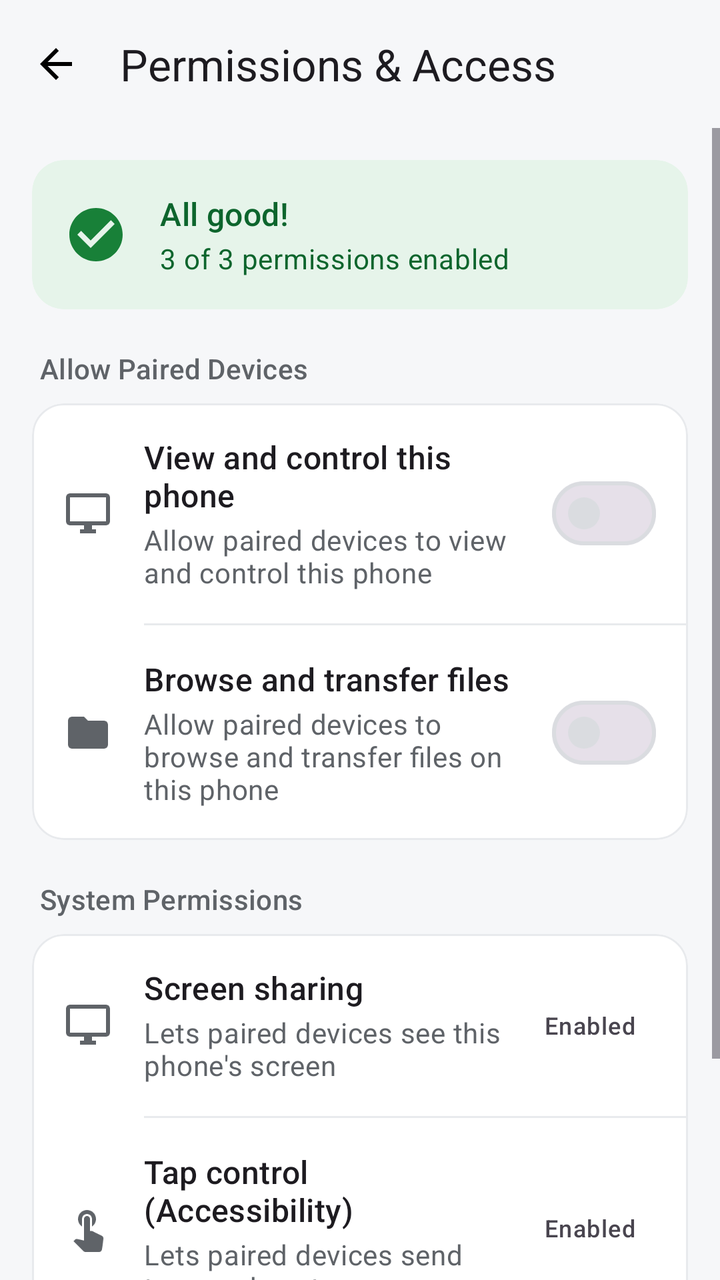
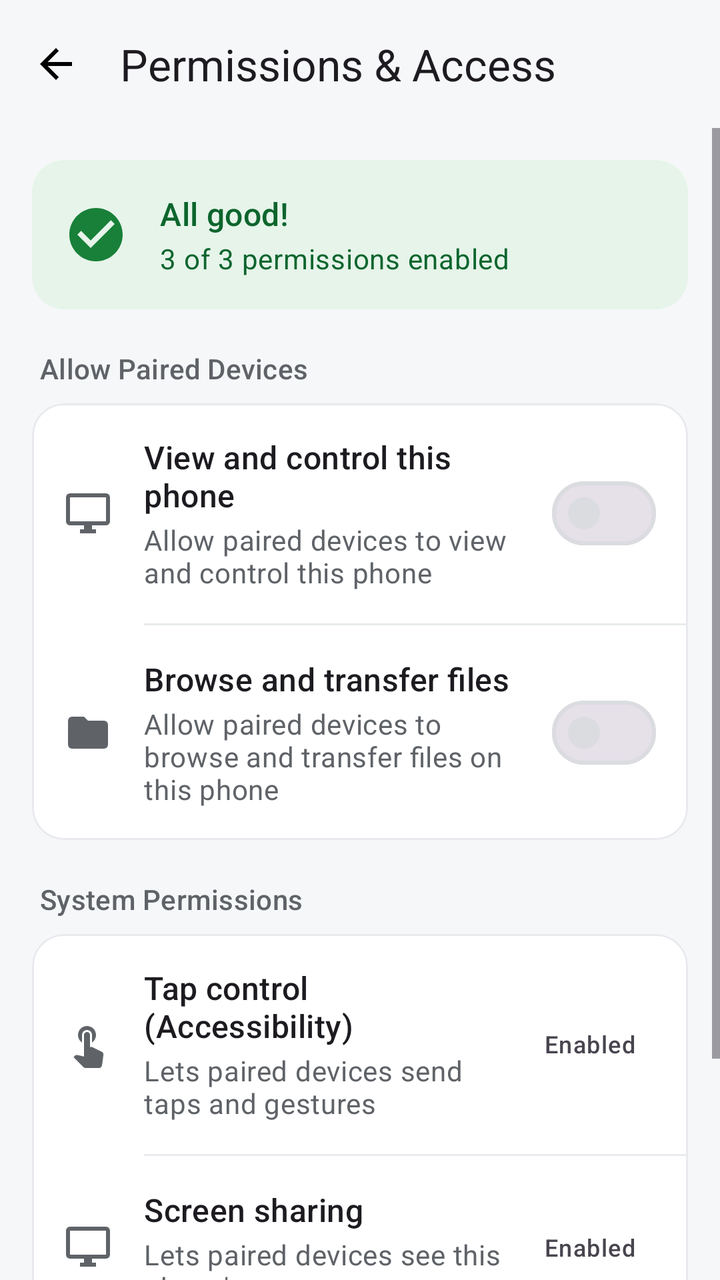

Compare the two renders of this Android layout. The source of the first and the diff that turns it into the second are given below.
<!-- AndroidManifest.xml: application theme Theme.RemoteDesktop -->
<!-- res/layout/activity_permissions.xml -->
<?xml version="1.0" encoding="utf-8"?>
<LinearLayout xmlns:android="http://schemas.android.com/apk/res/android"
    xmlns:app="http://schemas.android.com/apk/res-auto"
    android:layout_width="match_parent"
    android:layout_height="match_parent"
    android:orientation="vertical">

    <com.google.android.material.appbar.MaterialToolbar
        android:id="@+id/toolbar"
        android:layout_width="match_parent"
        android:layout_height="?attr/actionBarSize"
        android:background="@android:color/transparent"
        app:navigationIcon="@drawable/ic_arrow_back"
        app:title="Permissions &amp; Access" />

    <ScrollView
        android:layout_width="match_parent"
        android:layout_height="match_parent"
        android:fillViewport="true">

        <LinearLayout
            android:layout_width="match_parent"
            android:layout_height="wrap_content"
            android:orientation="vertical"
            android:padding="16dp">

            
            <com.google.android.material.card.MaterialCardView
                android:id="@+id/bannerCard"
                android:layout_width="match_parent"
                android:layout_height="wrap_content"
                app:cardBackgroundColor="@color/rd_good_container"
                app:cardCornerRadius="16dp"
                app:cardElevation="0dp"
                app:strokeWidth="0dp">

                <LinearLayout
                    android:layout_width="match_parent"
                    android:layout_height="wrap_content"
                    android:orientation="horizontal"
                    android:gravity="center_vertical"
                    android:padding="16dp">

                    <ImageView
                        android:id="@+id/bannerIcon"
                        android:layout_width="32dp"
                        android:layout_height="32dp"
                        android:layout_marginEnd="16dp"
                        android:importantForAccessibility="no"
                        android:src="@drawable/ic_check_circle"
                        app:tint="@color/rd_good" />

                    <LinearLayout
                        android:layout_width="0dp"
                        android:layout_height="wrap_content"
                        android:layout_weight="1"
                        android:orientation="vertical">

                        <TextView
                            android:id="@+id/bannerTitle"
                            android:layout_width="match_parent"
                            android:layout_height="wrap_content"
                            android:text="All good!"
                            android:textAppearance="?attr/textAppearanceTitleMedium"
                            android:textColor="@color/rd_on_good_container" />

                        <TextView
                            android:id="@+id/bannerText"
                            android:layout_width="match_parent"
                            android:layout_height="wrap_content"
                            android:layout_marginTop="2dp"
                            android:text="3 of 3 permissions enabled"
                            android:textAppearance="?attr/textAppearanceBodyMedium"
                            android:textColor="@color/rd_on_good_container" />
                    </LinearLayout>
                </LinearLayout>
            </com.google.android.material.card.MaterialCardView>

            
            <TextView
                style="@style/RdSectionHeader"
                android:text="Allow Paired Devices" />

            <com.google.android.material.card.MaterialCardView
                android:layout_width="match_parent"
                android:layout_height="wrap_content"
                style="@style/RdCard">

                <LinearLayout
                    android:layout_width="match_parent"
                    android:layout_height="wrap_content"
                    android:orientation="vertical">

                    <LinearLayout
                        android:layout_width="match_parent"
                        android:layout_height="wrap_content"
                        android:orientation="horizontal"
                        android:gravity="center_vertical"
                        android:padding="16dp">

                        <ImageView
                            style="@style/RdRowIcon"
                            android:importantForAccessibility="no"
                            android:src="@drawable/ic_monitor"
                            app:tint="?attr/colorOnSurfaceVariant" />

                        <LinearLayout
                            android:layout_width="0dp"
                            android:layout_height="wrap_content"
                            android:layout_weight="1"
                            android:orientation="vertical">

                            <TextView
                                android:layout_width="match_parent"
                                android:layout_height="wrap_content"
                                android:text="View and control this phone"
                                android:textAppearance="?attr/textAppearanceTitleMedium" />

                            <TextView
                                android:layout_width="match_parent"
                                android:layout_height="wrap_content"
                                android:layout_marginTop="2dp"
                                android:text="Allow paired devices to view and control this phone"
                                android:textAppearance="?attr/textAppearanceBodyMedium"
                                android:textColor="?attr/colorOnSurfaceVariant" />
                        </LinearLayout>

                        <com.google.android.material.materialswitch.MaterialSwitch
                            android:id="@+id/allowControlSwitch"
                            android:layout_width="wrap_content"
                            android:layout_height="wrap_content"
                            android:layout_marginStart="8dp" />
                    </LinearLayout>

                    <com.google.android.material.divider.MaterialDivider
                        android:layout_width="match_parent"
                        android:layout_height="wrap_content"
                        android:layout_marginStart="56dp" />

                    <LinearLayout
                        android:layout_width="match_parent"
                        android:layout_height="wrap_content"
                        android:orientation="horizontal"
                        android:gravity="center_vertical"
                        android:padding="16dp">

                        <ImageView
                            style="@style/RdRowIcon"
                            android:importantForAccessibility="no"
                            android:src="@drawable/ic_folder"
                            app:tint="?attr/colorOnSurfaceVariant" />

                        <LinearLayout
                            android:layout_width="0dp"
                            android:layout_height="wrap_content"
                            android:layout_weight="1"
                            android:orientation="vertical">

                            <TextView
                                android:layout_width="match_parent"
                                android:layout_height="wrap_content"
                                android:text="Browse and transfer files"
                                android:textAppearance="?attr/textAppearanceTitleMedium" />

                            <TextView
                                android:layout_width="match_parent"
                                android:layout_height="wrap_content"
                                android:layout_marginTop="2dp"
                                android:text="Allow paired devices to browse and transfer files on this phone"
                                android:textAppearance="?attr/textAppearanceBodyMedium"
                                android:textColor="?attr/colorOnSurfaceVariant" />
                        </LinearLayout>

                        <com.google.android.material.materialswitch.MaterialSwitch
                            android:id="@+id/allowFilesSwitch"
                            android:layout_width="wrap_content"
                            android:layout_height="wrap_content"
                            android:layout_marginStart="8dp" />
                    </LinearLayout>
                </LinearLayout>
            </com.google.android.material.card.MaterialCardView>

            
            <TextView
                style="@style/RdSectionHeader"
                android:text="System Permissions" />

            <com.google.android.material.card.MaterialCardView
                android:layout_width="match_parent"
                android:layout_height="wrap_content"
                style="@style/RdCard">

                <LinearLayout
                    android:layout_width="match_parent"
                    android:layout_height="wrap_content"
                    android:orientation="vertical">

                    <LinearLayout
                        android:id="@+id/screenShareRow"
                        android:layout_width="match_parent"
                        android:layout_height="wrap_content"
                        android:orientation="horizontal"
                        android:gravity="center_vertical"
                        android:padding="16dp"
                        android:background="?attr/selectableItemBackground">

                        <ImageView
                            style="@style/RdRowIcon"
                            android:importantForAccessibility="no"
                            android:src="@drawable/ic_monitor"
                            app:tint="?attr/colorOnSurfaceVariant" />

                        <LinearLayout
                            android:layout_width="0dp"
                            android:layout_height="wrap_content"
                            android:layout_weight="1"
                            android:orientation="vertical">

                            <TextView
                                android:layout_width="match_parent"
                                android:layout_height="wrap_content"
                                android:text="Screen sharing"
                                android:textAppearance="?attr/textAppearanceTitleMedium" />

                            <TextView
                                android:id="@+id/screenShareSub"
                                android:layout_width="match_parent"
                                android:layout_height="wrap_content"
                                android:layout_marginTop="2dp"
                                android:text="Lets paired devices see this phone's screen"
                                android:textAppearance="?attr/textAppearanceBodyMedium"
                                android:textColor="?attr/colorOnSurfaceVariant" />
                        </LinearLayout>

                        <TextView
                            android:id="@+id/screenShareStatus"
                            android:layout_width="wrap_content"
                            android:layout_height="wrap_content"
                            android:layout_marginStart="8dp"
                            android:background="@drawable/status_pill"
                            android:paddingStart="10dp"
                            android:paddingEnd="10dp"
                            android:paddingTop="4dp"
                            android:paddingBottom="4dp"
                            android:text="Enabled"
                            android:textAppearance="?attr/textAppearanceLabelMedium" />
                    </LinearLayout>

                    <com.google.android.material.divider.MaterialDivider
                        android:layout_width="match_parent"
                        android:layout_height="wrap_content"
                        android:layout_marginStart="56dp" />

                    <LinearLayout
                        android:id="@+id/a11yRow"
                        android:layout_width="match_parent"
                        android:layout_height="wrap_content"
                        android:orientation="horizontal"
                        android:gravity="center_vertical"
                        android:padding="16dp"
                        android:background="?attr/selectableItemBackground">

                        <ImageView
                            style="@style/RdRowIcon"
                            android:importantForAccessibility="no"
                            android:src="@drawable/ic_touch_app"
                            app:tint="?attr/colorOnSurfaceVariant" />

                        <LinearLayout
                            android:layout_width="0dp"
                            android:layout_height="wrap_content"
                            android:layout_weight="1"
                            android:orientation="vertical">

                            <TextView
                                android:layout_width="match_parent"
                                android:layout_height="wrap_content"
                                android:text="Tap control (Accessibility)"
                                android:textAppearance="?attr/textAppearanceTitleMedium" />

                            <TextView
                                android:layout_width="match_parent"
                                android:layout_height="wrap_content"
                                android:layout_marginTop="2dp"
                                android:text="Lets paired devices send taps and gestures"
                                android:textAppearance="?attr/textAppearanceBodyMedium"
                                android:textColor="?attr/colorOnSurfaceVariant" />
                        </LinearLayout>

                        <TextView
                            android:id="@+id/a11yStatus"
                            android:layout_width="wrap_content"
                            android:layout_height="wrap_content"
                            android:layout_marginStart="8dp"
                            android:background="@drawable/status_pill"
                            android:paddingStart="10dp"
                            android:paddingEnd="10dp"
                            android:paddingTop="4dp"
                            android:paddingBottom="4dp"
                            android:text="Enabled"
                            android:textAppearance="?attr/textAppearanceLabelMedium" />
                    </LinearLayout>

                    <com.google.android.material.divider.MaterialDivider
                        android:layout_width="match_parent"
                        android:layout_height="wrap_content"
                        android:layout_marginStart="56dp" />

                    <LinearLayout
                        android:id="@+id/fileAccessRow"
                        android:layout_width="match_parent"
                        android:layout_height="wrap_content"
                        android:orientation="horizontal"
                        android:gravity="center_vertical"
                        android:padding="16dp"
                        android:background="?attr/selectableItemBackground">

                        <ImageView
                            style="@style/RdRowIcon"
                            android:importantForAccessibility="no"
                            android:src="@drawable/ic_folder"
                            app:tint="?attr/colorOnSurfaceVariant" />

                        <LinearLayout
                            android:layout_width="0dp"
                            android:layout_height="wrap_content"
                            android:layout_weight="1"
                            android:orientation="vertical">

                            <TextView
                                android:layout_width="match_parent"
                                android:layout_height="wrap_content"
                                android:text="File access"
                                android:textAppearance="?attr/textAppearanceTitleMedium" />

                            <TextView
                                android:layout_width="match_parent"
                                android:layout_height="wrap_content"
                                android:layout_marginTop="2dp"
                                android:text="Lets paired devices browse this phone's files"
                                android:textAppearance="?attr/textAppearanceBodyMedium"
                                android:textColor="?attr/colorOnSurfaceVariant" />
                        </LinearLayout>

                        <TextView
                            android:id="@+id/fileAccessStatus"
                            android:layout_width="wrap_content"
                            android:layout_height="wrap_content"
                            android:layout_marginStart="8dp"
                            android:background="@drawable/status_pill"
                            android:paddingStart="10dp"
                            android:paddingEnd="10dp"
                            android:paddingTop="4dp"
                            android:paddingBottom="4dp"
                            android:text="Enabled"
                            android:textAppearance="?attr/textAppearanceLabelMedium" />
                    </LinearLayout>
                </LinearLayout>
            </com.google.android.material.card.MaterialCardView>

        </LinearLayout>
    </ScrollView>
</LinearLayout>
<!-- resources referenced by this layout -->
<resources>
  <color name="rd_good">#188038</color>
  <color name="rd_good_container">#E6F4EA</color>
  <color name="rd_on_good_container">#0D652D</color>
  <!-- drawable ic_arrow_back (drawable) -->
  <vector xmlns:android="http://schemas.android.com/apk/res/android"
      android:width="24dp" android:height="24dp"
      android:viewportWidth="24" android:viewportHeight="24">
      <path android:fillColor="#FF000000"
          android:pathData="M20,11H7.83l5.59,-5.59L12,4l-8,8 8,8 1.41,-1.41L7.83,13H20v-2z"/>
  </vector>
  <!-- drawable ic_check_circle (drawable) -->
  <vector xmlns:android="http://schemas.android.com/apk/res/android"
      android:width="24dp" android:height="24dp"
      android:viewportWidth="24" android:viewportHeight="24">
      <path android:fillColor="#FF000000"
          android:pathData="M12,2C6.48,2 2,6.48 2,12s4.48,10 10,10 10,-4.48 10,-10S17.52,2 12,2zM10,17l-5,-5 1.41,-1.41L10,14.17l7.59,-7.59L19,8l-9,9z"/>
  </vector>
  <!-- drawable ic_folder (drawable) -->
  <vector xmlns:android="http://schemas.android.com/apk/res/android"
      android:width="24dp" android:height="24dp"
      android:viewportWidth="24" android:viewportHeight="24">
      <path android:fillColor="#FF000000"
          android:pathData="M10,4H4c-1.1,0 -1.99,0.9 -1.99,2L2,18c0,1.1 0.9,2 2,2h16c1.1,0 2,-0.9 2,-2V8c0,-1.1 -0.9,-2 -2,-2h-8l-2,-2z"/>
  </vector>
  <!-- drawable ic_monitor (drawable) -->
  <vector xmlns:android="http://schemas.android.com/apk/res/android"
      android:width="24dp" android:height="24dp"
      android:viewportWidth="24" android:viewportHeight="24">
      <path android:fillColor="#FF000000"
          android:pathData="M21,2H3C1.9,2 1,2.9 1,4v12c0,1.1 0.9,2 2,2h7v2H8v2h8v-2h-2v-2h7c1.1,0 2,-0.9 2,-2V4c0,-1.1 -0.9,-2 -2,-2zM21,16H3V4h18v12z"/>
  </vector>
  <!-- drawable status_pill (drawable) -->
  <shape xmlns:android="http://schemas.android.com/apk/res/android"
      android:shape="rectangle">
      <solid android:color="#FFFFFF" />
      <corners android:radius="12dp" />
  </shape>
  <style name="RdCard" parent="Widget.Material3.CardView.Outlined">
          <item name="cardBackgroundColor">?attr/colorSurface</item>
          <item name="strokeColor">?attr/colorOutlineVariant</item>
          <item name="strokeWidth">1dp</item>
          <item name="cardCornerRadius">16dp</item>
          <item name="cardElevation">0dp</item>
      </style>
  <style name="RdRowIcon">
          <item name="android:layout_width">24dp</item>
          <item name="android:layout_height">24dp</item>
          <item name="android:layout_gravity">center_vertical</item>
          <item name="android:layout_marginEnd">16dp</item>
      </style>
  <style name="RdSectionHeader">
          <item name="android:layout_width">match_parent</item>
          <item name="android:layout_height">wrap_content</item>
          <item name="android:layout_marginStart">4dp</item>
          <item name="android:layout_marginTop">20dp</item>
          <item name="android:layout_marginBottom">8dp</item>
          <item name="android:textAppearance">?attr/textAppearanceTitleSmall</item>
          <item name="android:textColor">?attr/colorOnSurfaceVariant</item>
      </style>
  <color name="rd_primary">#1A73E8</color>
  <color name="rd_on_primary">#FFFFFF</color>
  <color name="rd_primary_container">#D3E3FD</color>
  <color name="rd_on_primary_container">#041E49</color>
  <color name="rd_surface">#FFFFFF</color>
  <color name="rd_on_surface">#1F1F1F</color>
  <color name="rd_surface_variant">#F1F3F4</color>
  <color name="rd_on_surface_variant">#5F6368</color>
  <color name="rd_outline">#DADCE0</color>
  <color name="rd_outline_variant">#E8EAED</color>
  <color name="rd_background">#F6F7F9</color>
  <!-- unchanged entries left out for length: 2 -->
</resources>

<!-- the commit's change to res/layout/activity_permissions.xml (unified diff, before → after) -->
@@ -196,7 +196,7 @@
                     android:orientation="vertical">
 
                     <LinearLayout
-                        android:id="@+id/screenShareRow"
+                        android:id="@+id/a11yRow"
                         android:layout_width="match_parent"
                         android:layout_height="wrap_content"
                         android:orientation="horizontal"
@@ -207,33 +207,34 @@
                         <ImageView
                             style="@style/RdRowIcon"
                             android:importantForAccessibility="no"
-                            android:src="@drawable/ic_monitor"
-                            app:tint="?attr/colorOnSurfaceVariant" />
-
-                        <LinearLayout
-                            android:layout_width="0dp"
-                            android:layout_height="wrap_content"
-                            android:layout_weight="1"
-                            android:orientation="vertical">
-
-                            <TextView
-                                android:layout_width="match_parent"
-                                android:layout_height="wrap_content"
-                                android:text="Screen sharing"
-                                android:textAppearance="?attr/textAppearanceTitleMedium" />
-
-                            <TextView
-                                android:id="@+id/screenShareSub"
-                                android:layout_width="match_parent"
-                                android:layout_height="wrap_content"
-                                android:layout_marginTop="2dp"
-                                android:text="Lets paired devices see this phone's screen"
-                                android:textAppearance="?attr/textAppearanceBodyMedium"
-                                android:textColor="?attr/colorOnSurfaceVariant" />
-                        </LinearLayout>
-
-                        <TextView
-                            android:id="@+id/screenShareStatus"
+                            android:src="@drawable/ic_touch_app"
+                            app:tint="?attr/colorOnSurfaceVariant" />
+
+                        <LinearLayout
+                            android:layout_width="0dp"
+                            android:layout_height="wrap_content"
+                            android:layout_weight="1"
+                            android:orientation="vertical">
+
+                            <TextView
+                                android:id="@+id/a11yTitle"
+                                android:layout_width="match_parent"
+                                android:layout_height="wrap_content"
+                                android:text="Tap control (Accessibility)"
+                                android:textAppearance="?attr/textAppearanceTitleMedium" />
+
+                            <TextView
+                                android:id="@+id/a11ySub"
+                                android:layout_width="match_parent"
+                                android:layout_height="wrap_content"
+                                android:layout_marginTop="2dp"
+                                android:text="Lets paired devices send taps and gestures"
+                                android:textAppearance="?attr/textAppearanceBodyMedium"
+                                android:textColor="?attr/colorOnSurfaceVariant" />
+                        </LinearLayout>
+
+                        <TextView
+                            android:id="@+id/a11yStatus"
                             android:layout_width="wrap_content"
                             android:layout_height="wrap_content"
                             android:layout_marginStart="8dp"
@@ -252,7 +253,7 @@
                         android:layout_marginStart="56dp" />
 
                     <LinearLayout
-                        android:id="@+id/a11yRow"
+                        android:id="@+id/screenShareRow"
                         android:layout_width="match_parent"
                         android:layout_height="wrap_content"
                         android:orientation="horizontal"
@@ -263,32 +264,34 @@
                         <ImageView
                             style="@style/RdRowIcon"
                             android:importantForAccessibility="no"
-                            android:src="@drawable/ic_touch_app"
-                            app:tint="?attr/colorOnSurfaceVariant" />
-
-                        <LinearLayout
-                            android:layout_width="0dp"
-                            android:layout_height="wrap_content"
-                            android:layout_weight="1"
-                            android:orientation="vertical">
-
-                            <TextView
-                                android:layout_width="match_parent"
-                                android:layout_height="wrap_content"
-                                android:text="Tap control (Accessibility)"
-                                android:textAppearance="?attr/textAppearanceTitleMedium" />
-
-                            <TextView
-                                android:layout_width="match_parent"
-                                android:layout_height="wrap_content"
-                                android:layout_marginTop="2dp"
-                                android:text="Lets paired devices send taps and gestures"
-                                android:textAppearance="?attr/textAppearanceBodyMedium"
-                                android:textColor="?attr/colorOnSurfaceVariant" />
-                        </LinearLayout>
-
-                        <TextView
-                            android:id="@+id/a11yStatus"
+                            android:src="@drawable/ic_monitor"
+                            app:tint="?attr/colorOnSurfaceVariant" />
+
+                        <LinearLayout
+                            android:layout_width="0dp"
+                            android:layout_height="wrap_content"
+                            android:layout_weight="1"
+                            android:orientation="vertical">
+
+                            <TextView
+                                android:id="@+id/screenShareTitle"
+                                android:layout_width="match_parent"
+                                android:layout_height="wrap_content"
+                                android:text="Screen sharing"
+                                android:textAppearance="?attr/textAppearanceTitleMedium" />
+
+                            <TextView
+                                android:id="@+id/screenShareSub"
+                                android:layout_width="match_parent"
+                                android:layout_height="wrap_content"
+                                android:layout_marginTop="2dp"
+                                android:text="Lets paired devices see this phone's screen"
+                                android:textAppearance="?attr/textAppearanceBodyMedium"
+                                android:textColor="?attr/colorOnSurfaceVariant" />
+                        </LinearLayout>
+
+                        <TextView
+                            android:id="@+id/screenShareStatus"
                             android:layout_width="wrap_content"
                             android:layout_height="wrap_content"
                             android:layout_marginStart="8dp"
